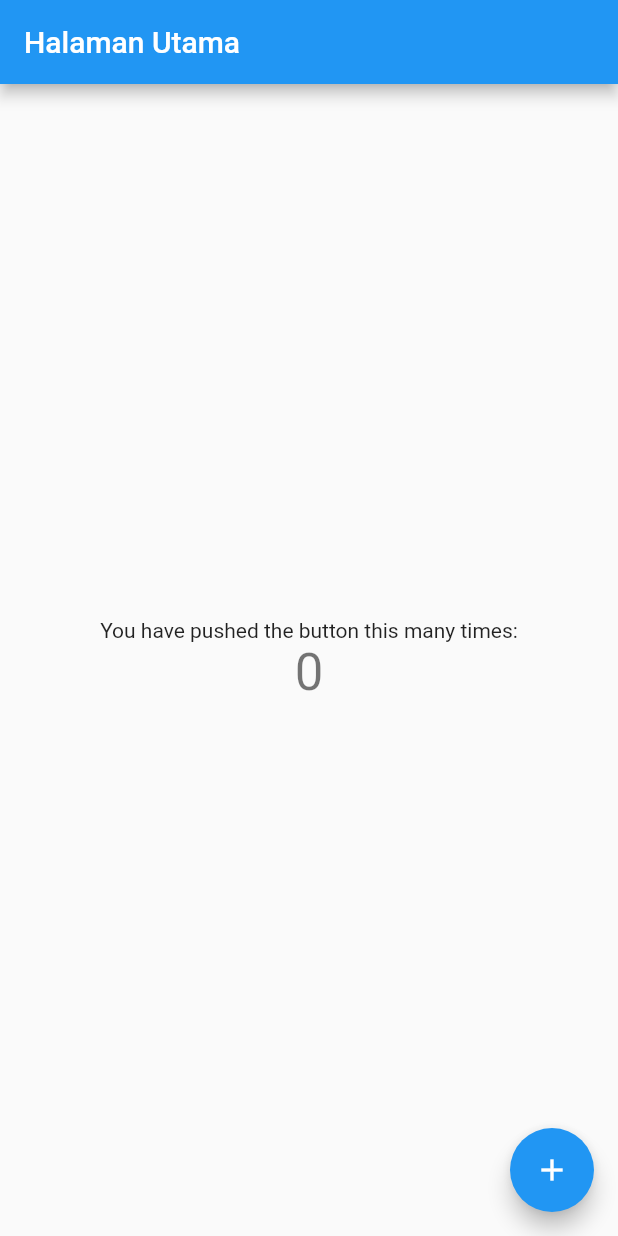
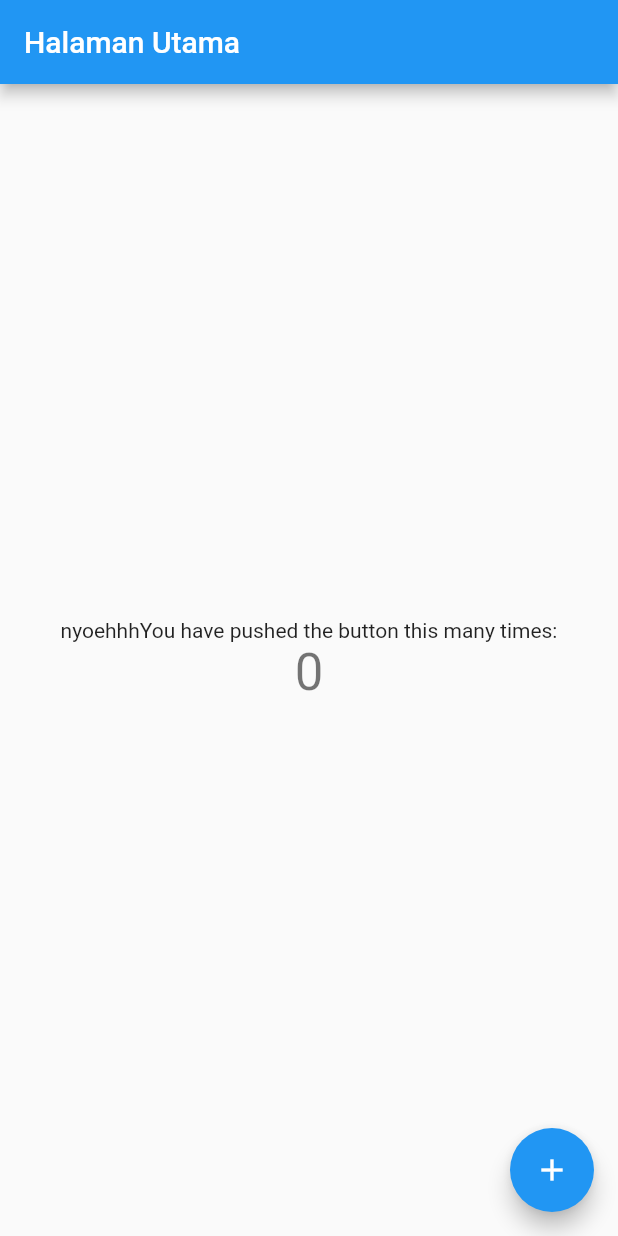
Before and after one commit to muhammad910/flutter_application_1, a Flutter app: the screen it shows after launch, on a phone screen of 412 x 824 dp. Run offline on Flutter 3.47's test engine with Material 2 defaults, Android fonts, the phone set to English and light mode, and no system bars.

Commit message:
edit kedua

```diff
--- a/lib/main.dart
+++ b/lib/main.dart
@@ -94,7 +94,7 @@ class _MyHomePageState extends State<MyHomePage> {
           mainAxisAlignment: MainAxisAlignment.center,
           children: <Widget>[
             Text(
-              'You have pushed the button this many times:',
+              'nyoehhhYou have pushed the button this many times:',
             ),
             Text(
               '$_counter',
```
